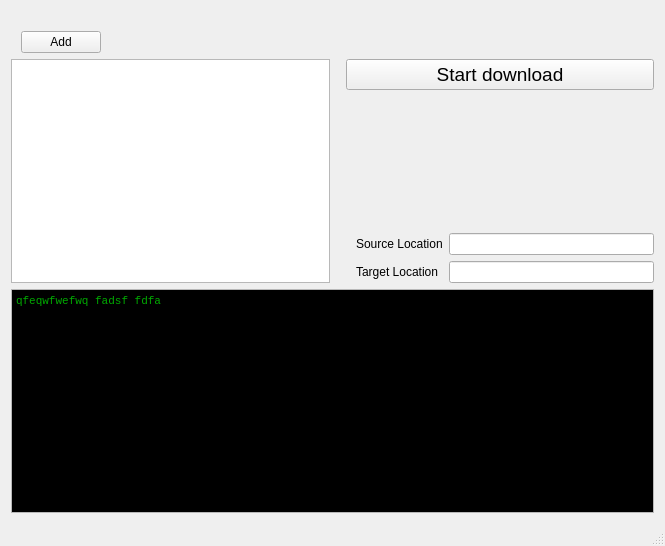
Qt form TrayBuild/traybuild.ui (anteastra/TrayBuild) before a commit.
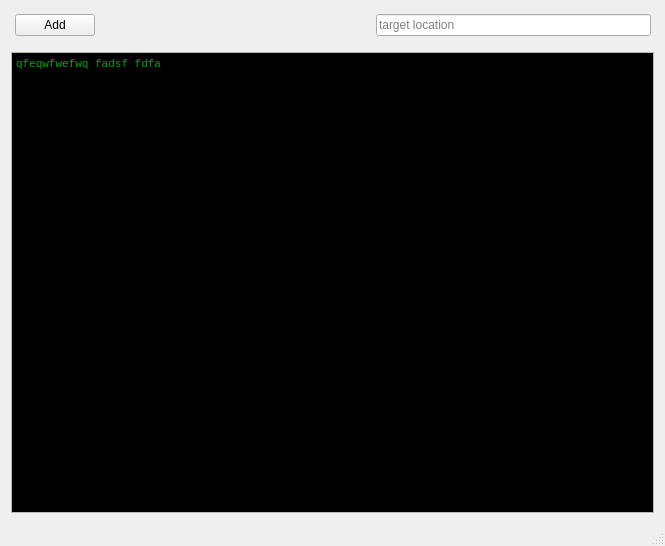
The same form after that commit.

Commit message: add store and restore name, location, regexp change ui

What changed in the file:
```diff
--- a/TrayBuild/traybuild.ui
+++ b/TrayBuild/traybuild.ui
@@ -20,15 +20,24 @@
    <layout class="QVBoxLayout" name="verticalLayout_2">
     <item>
      <layout class="QVBoxLayout" name="EntityVerticalLayout">
+      <property name="leftMargin">
+       <number>1</number>
+      </property>
       <property name="topMargin">
-       <number>10</number>
+       <number>0</number>
       </property>
       <item>
        <layout class="QHBoxLayout" name="horizontalLayout_3">
         <property name="leftMargin">
-         <number>10</number>
+         <number>3</number>
         </property>
         <property name="topMargin">
+         <number>3</number>
+        </property>
+        <property name="rightMargin">
+         <number>3</number>
+        </property>
+        <property name="bottomMargin">
          <number>10</number>
         </property>
         <item>
@@ -51,84 +60,22 @@
           </property>
          </spacer>
         </item>
+        <item>
+         <widget class="QLineEdit" name="targetEdit">
+          <property name="placeholderText">
+           <string>target location</string>
+          </property>
+         </widget>
+        </item>
        </layout>
       </item>
      </layout>
     </item>
     <item>
-     <layout class="QHBoxLayout" name="horizontalLayout">
-      <item>
-       <widget class="QTextEdit" name="textEdit"/>
-      </item>
-      <item>
-       <layout class="QVBoxLayout" name="verticalLayout">
-        <property name="leftMargin">
-         <number>10</number>
-        </property>
-        <item>
-         <widget class="QPushButton" name="pushButton">
-          <property name="sizeIncrement">
-           <size>
-            <width>5</width>
-            <height>5</height>
-           </size>
-          </property>
-          <property name="font">
-           <font>
-            <family>Arial</family>
-            <pointsize>14</pointsize>
-           </font>
-          </property>
-          <property name="text">
-           <string>Start download</string>
-          </property>
-         </widget>
-        </item>
-        <item>
-         <spacer name="verticalSpacer">
-          <property name="orientation">
-           <enum>Qt::Vertical</enum>
-          </property>
-          <property name="sizeHint" stdset="0">
-           <size>
-            <width>20</width>
-            <height>40</height>
-           </size>
-          </property>
-         </spacer>
-        </item>
-        <item>
-         <layout class="QGridLayout" name="gridLayout">
-          <property name="leftMargin">
-           <number>10</number>
-          </property>
-          <property name="topMargin">
-           <number>10</number>
-          </property>
-          <item row="1" column="0">
-           <widget class="QLabel" name="label_2">
-            <property name="text">
-             <string>Target Location</string>
-            </property>
-           </widget>
-          </item>
-          <item row="0" column="0">
-           <widget class="QLabel" name="label">
-            <property name="text">
-             <string>Source Location</string>
-            </property>
-           </widget>
-          </item>
-          <item row="0" column="1">
-           <widget class="QLineEdit" name="sourceEdit"/>
-          </item>
-          <item row="1" column="1">
-           <widget class="QLineEdit" name="targetEdit"/>
-          </item>
-         </layout>
-        </item>
-       </layout>
-      </item>
+     <layout class="QVBoxLayout" name="EntityLayout">
+      <property name="spacing">
+       <number>0</number>
+      </property>
      </layout>
     </item>
     <item>
```
The commit also changes 10 other files.
